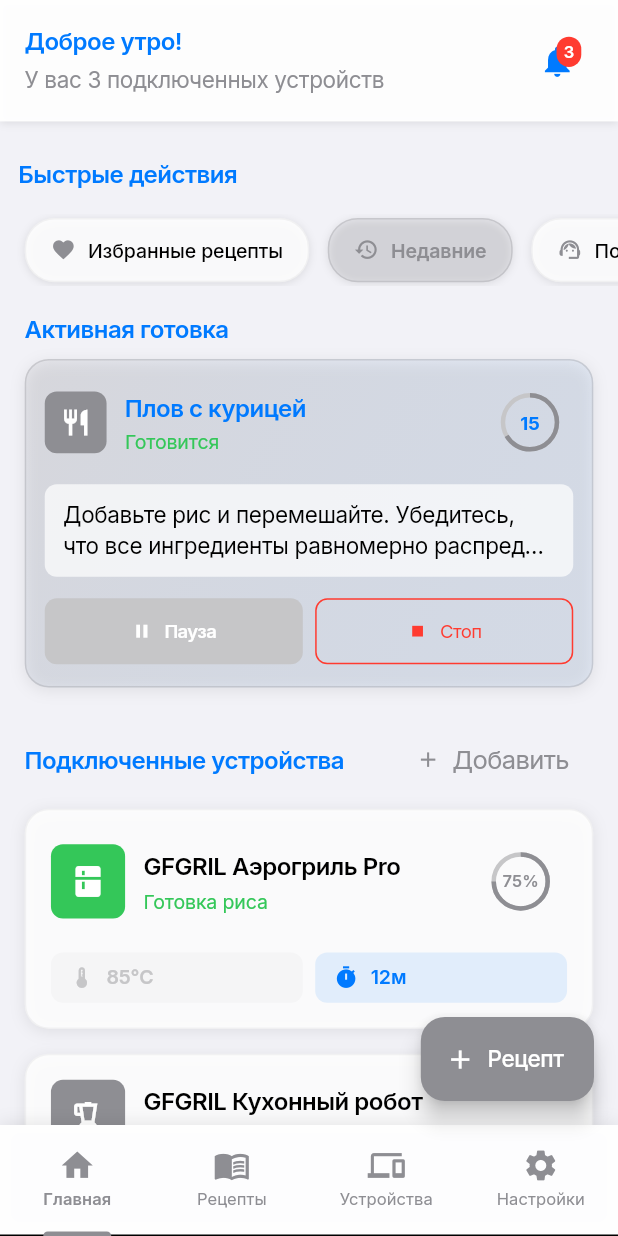
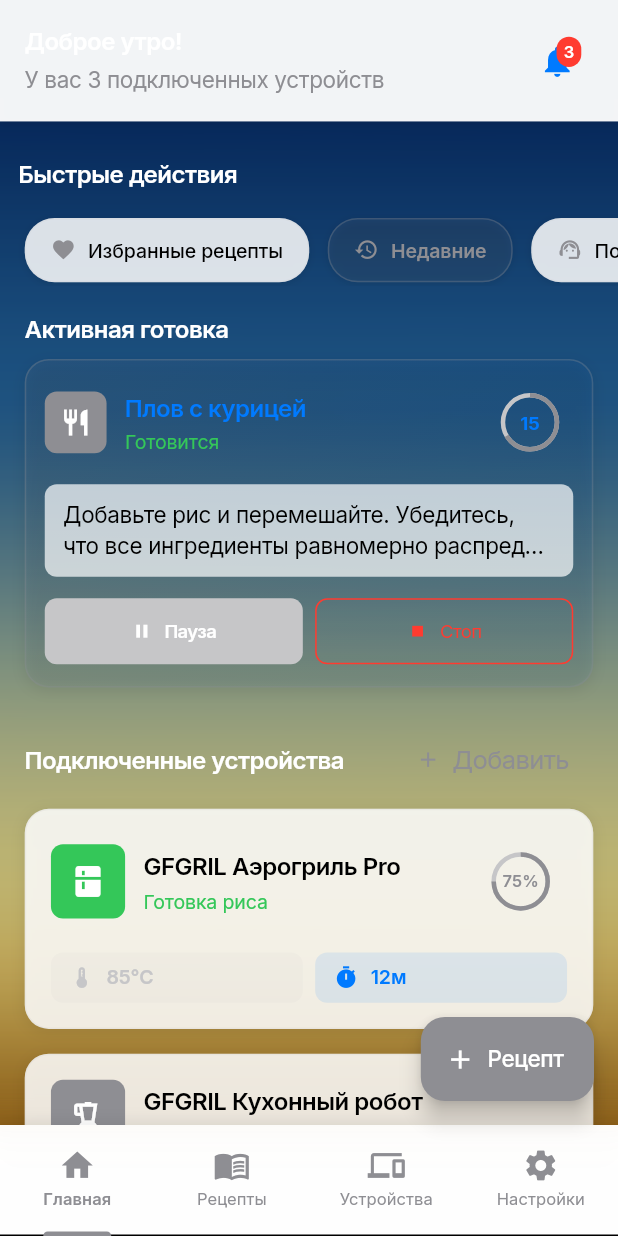
Before and after one commit to i-plc-rus/gfgril, a Flutter app: the screen it shows after launch, on a phone screen of 412 x 824 dp. Run offline on Flutter 3.47's test engine with Material 3 defaults, Android fonts, the phone set to English and light mode, and no system bars; our stand-ins replace cached_network_image, connectivity_plus, flutter_svg, fluttertoast, google_fonts, permission_handler and 2 more; missing offline and left inert: mobile_scanner.

Commit message:
color text home change

```diff
--- a/lib/presentation/home_dashboard/home_dashboard.dart
+++ b/lib/presentation/home_dashboard/home_dashboard.dart
@@ -1,3 +1,5 @@
+import 'dart:ui'; // Для ImageFilter
+
 import 'package:flutter/material.dart';
 import 'package:sizer/sizer.dart';
 
@@ -115,7 +117,6 @@ class _HomeDashboardState extends State<HomeDashboard>
   }
 
   void _handleApplianceSwipeRight(Map<String, dynamic> appliance) {
-    // Quick start cooking
     setState(() {
       final applianceId = appliance['id'] as int;
       final index = _connectedAppliances
@@ -137,7 +138,6 @@ class _HomeDashboardState extends State<HomeDashboard>
   }
 
   void _handleApplianceSwipeLeft(Map<String, dynamic> appliance) {
-    // Open device settings
     Navigator.pushNamed(context, '/device-control');
   }
 
@@ -148,8 +148,6 @@ class _HomeDashboardState extends State<HomeDashboard>
   void _handleQuickActionTap(String title) {
     switch (title) {
       case 'Избранные рецепты':
-        Navigator.pushNamed(context, '/recipe-list');
-        break;
       case 'Недавние':
         Navigator.pushNamed(context, '/recipe-list');
         break;
@@ -184,7 +182,6 @@ class _HomeDashboardState extends State<HomeDashboard>
               onPressed: () {
                 setState(() {
                   _activeCooking = null;
-                  // Update appliance status
                   final activeAppliance = _connectedAppliances.firstWhere(
                     (a) => (a['id'] as int) == 1,
                     orElse: () => <String, dynamic>{},
@@ -214,13 +211,9 @@ class _HomeDashboardState extends State<HomeDashboard>
 
   String _getGreeting() {
     final hour = DateTime.now().hour;
-    if (hour < 12) {
-      return 'Доброе утро!';
-    } else if (hour < 17) {
-      return 'Добрый день!';
-    } else {
+    if (hour < 12) return 'Доброе утро!';
+    if (hour < 17) return 'Добрый день!';
     return 'Добрый вечер!';
-    }
   }
 
   @override
@@ -228,11 +221,32 @@ class _HomeDashboardState extends State<HomeDashboard>
     final bool hasConnectedDevices = _connectedAppliances.isNotEmpty;
 
     return Scaffold(
-      backgroundColor: AppTheme.backgroundLight,
-      body: SafeArea(
+      backgroundColor: Colors.transparent,
+      body: Stack(
+        children: [
+          // Фоновое изображение
+          SizedBox.expand(
+            child: Image.asset(
+              'assets/images/d88804afc3dde22148fe471fb0e56f34.jpg',
+              fit: BoxFit.cover,
+            ),
+          ),
+
+          // Размытие + затемнение
+          Positioned.fill(
+            child: BackdropFilter(
+              filter: ImageFilter.blur(sigmaX: 15, sigmaY: 15),
+              child: Container(
+                color: Colors.black.withOpacity(0.2),
+              ),
+            ),
+          ),
+
+          // Основной контент
+          SafeArea(
             child: Column(
               children: [
-            // Header with greeting and notifications
+                // Header
                 Container(
                   padding: EdgeInsets.symmetric(horizontal: 4.w, vertical: 2.h),
                   decoration: BoxDecoration(
@@ -256,7 +270,7 @@ class _HomeDashboardState extends State<HomeDashboard>
                               style: AppTheme.lightTheme.textTheme.headlineSmall
                                   ?.copyWith(
                                 fontWeight: FontWeight.w600,
-                            color: AppTheme.primaryLight,
+                                color: AppTheme.textPrimaryDark
                               ),
                             ),
                             SizedBox(height: 0.5.h),
@@ -304,7 +318,8 @@ class _HomeDashboardState extends State<HomeDashboard>
                                   _notificationCount > 9
                                       ? '9+'
                                       : _notificationCount.toString(),
-                              style: AppTheme.lightTheme.textTheme.labelSmall
+                                  style: AppTheme
+                                      .lightTheme.textTheme.labelSmall
                                       ?.copyWith(
                                     color: Colors.white,
                                     fontWeight: FontWeight.w600,
@@ -335,13 +350,15 @@ class _HomeDashboardState extends State<HomeDashboard>
                           // Quick actions
                           if (hasConnectedDevices) ...[
                             Padding(
-                          padding: EdgeInsets.symmetric(horizontal: 3.w, vertical: 0.8.h),
+                              padding: EdgeInsets.symmetric(
+                                  horizontal: 3.w, vertical: 0.8.h),
                               child: Text(
                                 'Быстрые действия',
                                 style: AppTheme.lightTheme.textTheme.titleMedium
                                     ?.copyWith(
                                   fontWeight: FontWeight.w600,
-                              color: AppTheme.primaryLight,
+                                  //color: AppTheme.primaryLight,
+                                  color: AppTheme.textPrimaryDark,
                                 ),
                               ),
                             ),
@@ -350,7 +367,8 @@ class _HomeDashboardState extends State<HomeDashboard>
                               height: 5.8.h,
                               child: ListView.builder(
                                 scrollDirection: Axis.horizontal,
-                            padding: EdgeInsets.symmetric(horizontal: 4.w, vertical: 0.3.h),
+                                padding: EdgeInsets.symmetric(
+                                    horizontal: 4.w, vertical: 0.3.h),
                                 itemCount: _quickActions.length,
                                 itemBuilder: (context, index) {
                                   final action = _quickActions[index];
@@ -367,7 +385,7 @@ class _HomeDashboardState extends State<HomeDashboard>
                             SizedBox(height: 2.h),
                           ],
 
-                      // Active cooking section
+                          // Active cooking
                           if (_activeCooking != null) ...[
                             Padding(
                               padding: EdgeInsets.symmetric(horizontal: 4.w),
@@ -376,7 +394,7 @@ class _HomeDashboardState extends State<HomeDashboard>
                                 style: AppTheme.lightTheme.textTheme.titleMedium
                                     ?.copyWith(
                                   fontWeight: FontWeight.w600,
-                              color: AppTheme.primaryLight,
+                                  color: AppTheme.textPrimaryDark
                                 ),
                               ),
                             ),
@@ -388,7 +406,7 @@ class _HomeDashboardState extends State<HomeDashboard>
                             SizedBox(height: 2.h),
                           ],
 
-                      // Connected devices section
+                          // Connected devices
                           if (hasConnectedDevices) ...[
                             Padding(
                               padding: EdgeInsets.symmetric(horizontal: 4.w),
@@ -401,7 +419,7 @@ class _HomeDashboardState extends State<HomeDashboard>
                                           .lightTheme.textTheme.titleMedium
                                           ?.copyWith(
                                         fontWeight: FontWeight.w600,
-                                    color: AppTheme.primaryLight,
+                                        color: AppTheme.textPrimaryDark
                                       ),
                                     ),
                                   ),
@@ -437,13 +455,12 @@ class _HomeDashboardState extends State<HomeDashboard>
                               },
                             ),
                           ] else ...[
-                        // Empty state
                             EmptyStateWidget(
                               onPairDevice: _pairNewDevice,
                             ),
                           ],
 
-                      SizedBox(height: 10.h), // Bottom padding for FAB
+                          SizedBox(height: 10.h),
                         ],
                       ),
                     ),
@@ -452,8 +469,10 @@ class _HomeDashboardState extends State<HomeDashboard>
               ],
             ),
           ),
+        ],
+      ),
 
-      // Bottom navigation bar
+      // Bottom navigation
       bottomNavigationBar: Container(
         decoration: BoxDecoration(
           color: AppTheme.surfaceLight.withValues(alpha: 0.95),
@@ -504,7 +523,6 @@ class _HomeDashboardState extends State<HomeDashboard>
           onTap: (index) {
             switch (index) {
               case 0:
-                // Already on home
                 break;
               case 1:
                 Navigator.pushNamed(context, '/recipe-list');
@@ -530,7 +548,6 @@ class _HomeDashboardState extends State<HomeDashboard>
         ),
       ),
 
-      // Floating action button for adding recipes
       floatingActionButton: hasConnectedDevices
           ? FloatingActionButton.extended(
               onPressed: () {
```
Also changed, not shown: assets/images/d88804afc3dde22148fe471fb0e56f34.jpg (added). Lines whose indentation alone changed are shown as unchanged.
